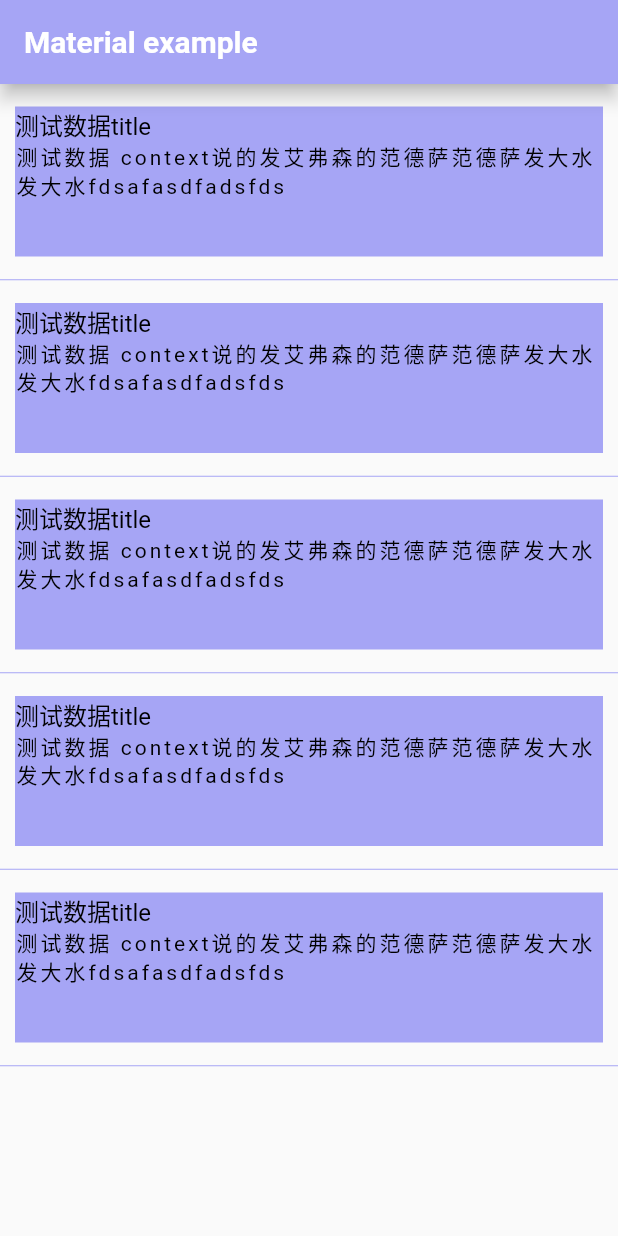
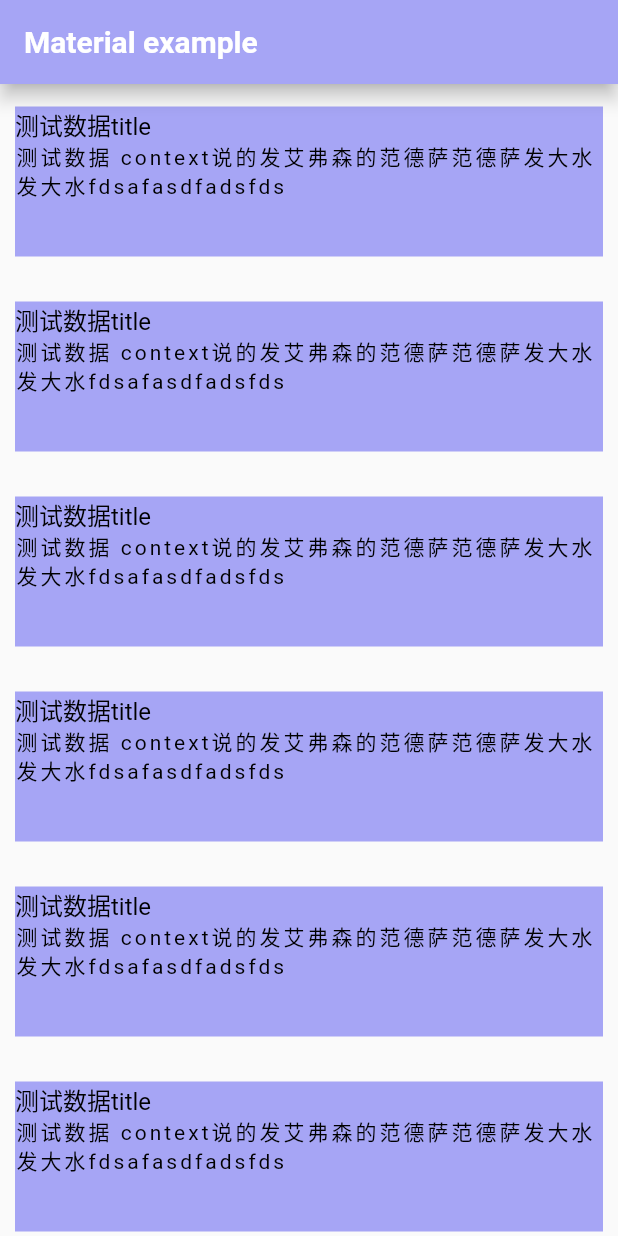
Before and after one commit to xiaofeixiaflyingOC/FlutterDemo, a Flutter app: the screen it shows after launch, on a phone screen of 412 x 824 dp. Run offline on Flutter 3.47's test engine with Material 2 defaults, Android fonts, the phone set to English and light mode, and no system bars.

Commit message:
no message

```diff
--- a/FlutterNavite/Flutter/flutter_module/lib/main.dart
+++ b/FlutterNavite/Flutter/flutter_module/lib/main.dart
@@ -19,16 +19,20 @@ class App extends StatelessWidget{
 
 class Home extends StatelessWidget{
   Widget _listItemBuilder(BuildContext context, int index){
-    if(index.isOdd){
-      // 在每一列之前，添加一个1像素高的分隔线widget
-      return new Divider(
-        height: 1.0,
-        color: Color.fromRGBO(166, 165, 245, 1.0),
-      );
-    }
+//    if(index.isOdd){
+//      // 在每一列之前，添加一个1像素高的分隔线widget
+//      return new Divider(
+//        height: 1.0,
+//        color: Color.fromRGBO(166, 165, 245, 1.0),
+//      );
+//    }
 
-//    return Text(posts[index].title);
-      return Container(
+    return new GestureDetector(
+      onTap: () {
+        //处理点击事件
+        debugPrint('$index');
+      },
+      child: new Container(
         color: Color.fromRGBO(166, 165, 245, 1.0),
         margin: EdgeInsets.fromLTRB(10, 15, 10, 15),
         height:(100),
@@ -63,7 +67,11 @@ class Home extends StatelessWidget{
           ],
         ),
 
+      )
     );
+
+//    return Text(posts[index].title);
+
   }
 
   @override
```
Lines whose indentation alone changed are shown as unchanged.
